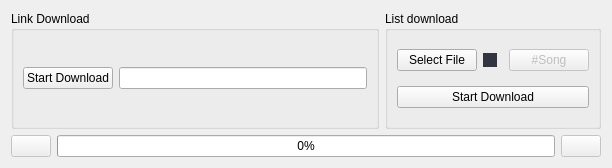
First picture: the form in View/ui/DownloadWindow.ui, repository BETRU21/DownloadToMp3, before the edit.
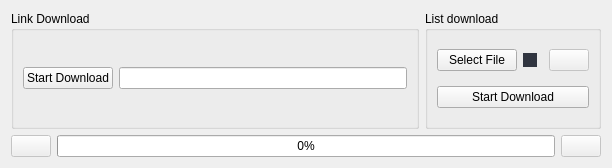
Second picture: the form after the edit.

The edit to the form file:
```diff
--- a/View/ui/DownloadWindow.ui
+++ b/View/ui/DownloadWindow.ui
@@ -86,7 +86,7 @@
              <bool>false</bool>
             </property>
             <property name="text">
-             <string>#Song</string>
+             <string/>
             </property>
            </widget>
           </item>
```
